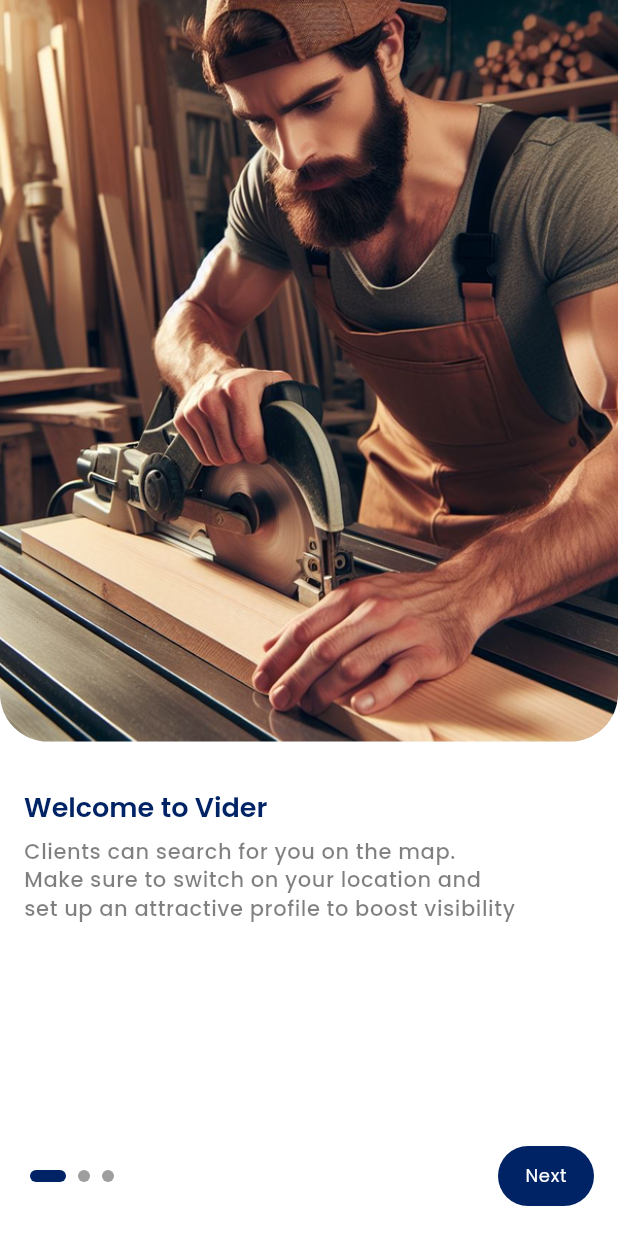
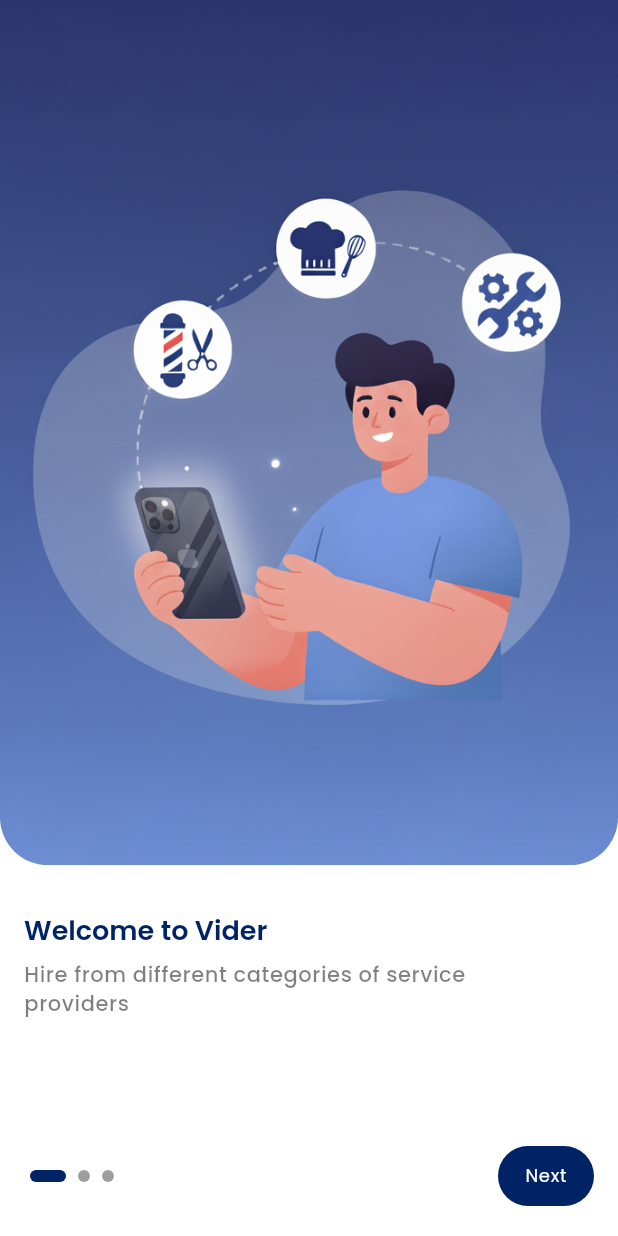
Before and after one commit to ahmvddddd/vider, a Flutter app: the screen it shows after launch, on a phone screen of 412 x 824 dp. Run offline on Flutter 3.47's test engine with Material 3 defaults, Android fonts, the phone set to English and light mode, and no system bars; our stand-ins replace awesome_notifications, badges, camera, carousel_slider, connectivity_plus, firebase_core and 15 more; missing offline and left inert: awesome_notifications_fcm; accounts and stored records are empty; project files that could hold a hidden picture were left out.

Commit message:
onboarding images

```diff
--- a/lib/screens/home/widgets/provider_profiles_widget.dart
+++ b/lib/screens/home/widgets/provider_profiles_widget.dart
@@ -89,7 +89,7 @@ class _ProviderProfilesWidgetState
     double screenHeight = MediaQuery.of(context).size.height;
 
     if (_loadingLocation) {
-      return const Center(child: CircularProgressIndicator());
+      return ProviderProfilesShimmer();
     }
 
     if (_locationError != null) {
--- a/lib/screens/onboarding/onboarding_screen.dart
+++ b/lib/screens/onboarding/onboarding_screen.dart
@@ -26,33 +26,33 @@ class _OnboardingScreenState extends ConsumerState<OnboardingScreen> {
     },
     {
       'words': ['Accept', 'Jobs', 'Effortlessly '],
-      'text': 'Get contacted and hired without hassle',
+      'text': 'In App Messaging',
     },
     {
       'words': ['Execute Job', 'And', 'Get Paid'],
-      'text': 'Receive crypto payouts',
+      'text': 'Provider Locations',
     },
   ];
 
   final List<Map<String, dynamic>> pageTexts = [
     {
       'pageText':
-          'Clients can search for you on the map. Make sure to switch on your location and set up an attractive profile to boost visibility',
+          'Hire from different categories of service providers',
     },
     {
       'pageText':
-          'Send and receive messages from clients. Check your messages regularly so you do not miss potential clients',
+          'Send and receive messages from providers.',
     },
     {
       'pageText':
-          'Your payments reflect in your wallet as soon as a job is completed. Withdrawals can be made to external wallets of your choice',
+          'View a provider\'s location on the map to confirm they are nearby.',
     },
   ];
 
   final List<Map<String, dynamic>> images = [
-    {'image': Images.carpenter},
-    {'image': Images.chef},
-    {'image': Images.hairstylist},
+    {'image': Images.onboarding1},
+    {'image': Images.onboarding2},
+    {'image': Images.onboarding3},
   ];
 
   void _nextPage() {
@@ -104,7 +104,7 @@ class _OnboardingScreenState extends ConsumerState<OnboardingScreen> {
                   crossAxisAlignment: CrossAxisAlignment.start,
                   children: [
                     Container(
-                      height: screenHeight * 0.60,
+                      height: screenHeight * 0.70,
                       width: screenWidth,
                       alignment: Alignment.center,
                       decoration: BoxDecoration(
--- a/lib/utils/constants/image_strings.dart
+++ b/lib/utils/constants/image_strings.dart
@@ -17,6 +17,9 @@ class Images {
   //services
   static const String bg1 = "assets/utility_images/bg_1.jpg";
   static const String bg2 = "assets/utility_images/bg_2.jpg";
+  static const String onboarding1 = "assets/utility_images/onboarding_1.png";
+  static const String onboarding2 = "assets/utility_images/onboarding_2.png";
+  static const String onboarding3 = "assets/utility_images/onboarding_3.png";
   static const String carpenter = "assets/utility_images/carpenter.png";
   static const String chef = "assets/utility_images/chef.jpg";
   static const String fashionDesigner = "assets/utility_images/fashion_designer.jpg";
```
Also changed, not shown: lib/screens/authentication/widgets/sign_in_form.dart (+11 -45 lines), assets/utility_images/onboarding_1.png (added), assets/utility_images/onboarding_2.png (added), assets/utility_images/onboarding_3.png (added).
